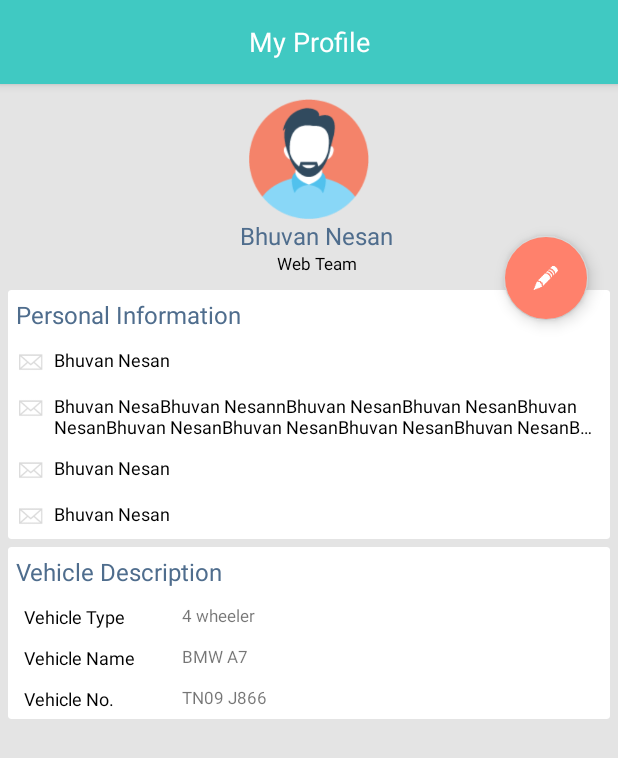
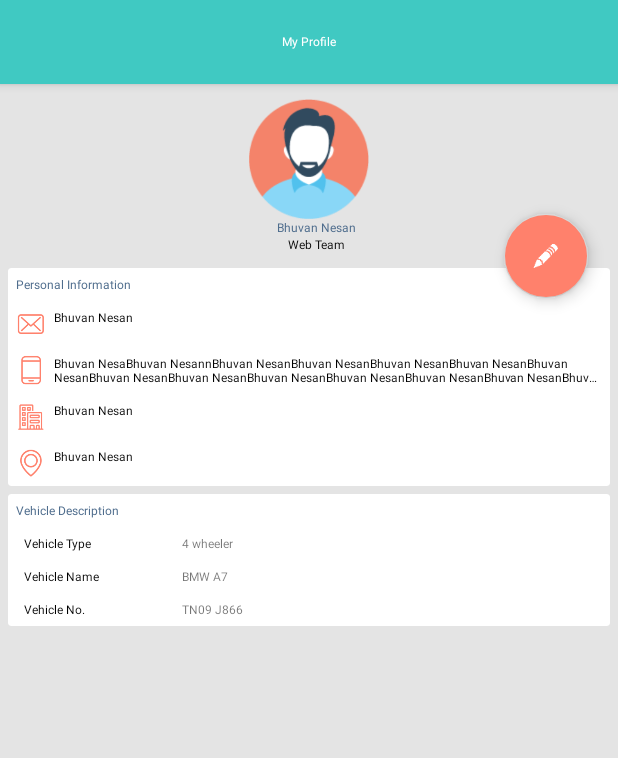
Before and after one commit to Saiprashanth-1993/CarPooling, an Android app: the layout fragment_my_profile.xml on its own in the app's theme, with its tools: preview values and no code run, on a phone screen of 412 x 824 dp. Shown: the top 758 px of the screen. Run offline under Robolectric (Android 15) with nearby library versions, the phone set to English and light mode, and no system bars.

Commit message:
PCARPOOLING-58 #time 2h #commit Completed designing the layout of My Profile Page by adding necessary colors and designs in the layout as specified in the layout.  #resolve

```diff
--- a/app/src/main/res/layout/fragment_my_profile.xml
+++ b/app/src/main/res/layout/fragment_my_profile.xml
@@ -34,7 +34,7 @@
                     android:layout_gravity="center"
                     android:text="My Profile"
                     android:textColor="@android:color/white"
-                    android:textSize="18sp" />
+                    android:textSize="@dimen/text_head" />
             </android.support.v7.widget.Toolbar>
         </android.support.design.widget.AppBarLayout>
 
@@ -74,7 +74,7 @@
                         android:layout_marginLeft="5dp"
                         android:text="Bhuvan Nesan"
                         android:textColor="@color/colorHighLightBlue"
-                        android:textSize="16sp" />
+                        android:textSize="@dimen/text_extra_large" />
 
                     <android.support.v7.widget.AppCompatTextView
                         android:id="@+id/tv_profile_team_name"
@@ -84,7 +84,7 @@
                         android:layout_marginLeft="5dp"
                         android:text="Web Team"
                         android:textColor="@android:color/background_dark"
-                        android:textSize="11sp" />
+                        android:textSize="@dimen/text_small" />
                 </LinearLayout>
 
                 <android.support.design.widget.FloatingActionButton
@@ -119,7 +119,7 @@
                             android:padding="5dp"
                             android:text="Personal Information"
                             android:textColor="@color/colorHighLightBlue"
-                            android:textSize="16sp" />
+                            android:textSize="@dimen/text_extra_large" />
 
                         <RelativeLayout
                             android:layout_width="match_parent"
@@ -130,7 +130,7 @@
                                 android:id="@+id/iv_mail_icon"
                                 android:layout_width="20dp"
                                 android:layout_height="20dp"
-                                android:src="@drawable/ic_mail" />
+                                android:src="@drawable/ic_profile_mail" />
 
                             <android.support.v7.widget.AppCompatTextView
                                 android:id="@+id/tv_mail"
@@ -141,7 +141,7 @@
                                 android:maxLines="2"
                                 android:text="Bhuvan Nesan"
                                 android:textColor="@android:color/background_dark"
-                                android:textSize="12sp" />
+                                android:textSize="@dimen/text_medium" />
                         </RelativeLayout>
 
                         <RelativeLayout
@@ -153,7 +153,7 @@
                                 android:id="@+id/iv_ph_icon"
                                 android:layout_width="20dp"
                                 android:layout_height="20dp"
-                                android:src="@drawable/ic_mail" />
+                                android:src="@drawable/ic_profile_mobile" />
 
                             <android.support.v7.widget.AppCompatTextView
                                 android:id="@+id/tv_phone"
@@ -165,7 +165,7 @@
                                 android:maxLines="2"
                                 android:text="Bhuvan NesaBhuvan NesannBhuvan NesanBhuvan NesanBhuvan NesanBhuvan NesanBhuvan NesanBhuvan NesanBhuvan NesanBhuvan NesanBhuvan NesanBhuvan NesanBhuvan NesanBhuvan NesanBhuvan NesanBhuvan NesanBhuvan NesanBhuvan NesanBhuvan NesanBhuvan NesanBhuvan NesanBhuvan NesanBhuvan NesanBhuvan NesanBhuvan NesanBhuvan NesanBhuvan NesanBhuvan NesanBhuvan NesanBhuvan NesanBhuvan NesanBhuvan NesanBhuvan NesanBhuvan NesanBhuvan NesanBhuvan NesanBhuvan NesanBhuvan NesanBhuvan NesanBhuvan NesanBhuvan NesanBhuvan NesanBhuvan NesanBhuvan Nesan"
                                 android:textColor="@android:color/background_dark"
-                                android:textSize="12sp" />
+                                android:textSize="@dimen/text_medium" />
                         </RelativeLayout>
 
                         <RelativeLayout
@@ -177,7 +177,7 @@
                                 android:id="@+id/iv_addr_icon"
                                 android:layout_width="20dp"
                                 android:layout_height="20dp"
-                                android:src="@drawable/ic_mail" />
+                                android:src="@drawable/ic_profile_office" />
 
                             <android.support.v7.widget.AppCompatTextView
                                 android:id="@+id/tv_addr"
@@ -188,7 +188,7 @@
                                 android:maxLines="2"
                                 android:text="Bhuvan Nesan"
                                 android:textColor="@android:color/background_dark"
-                                android:textSize="12sp" />
+                                android:textSize="@dimen/text_medium" />
                         </RelativeLayout>
 
                         <RelativeLayout
@@ -200,7 +200,7 @@
                                 android:id="@+id/iv_loc_icon"
                                 android:layout_width="20dp"
                                 android:layout_height="20dp"
-                                android:src="@drawable/ic_mail" />
+                                android:src="@drawable/ic_profile_map" />
 
                             <android.support.v7.widget.AppCompatTextView
                                 android:id="@+id/tv_location"
@@ -211,7 +211,7 @@
                                 android:maxLines="2"
                                 android:text="Bhuvan Nesan"
                                 android:textColor="@android:color/background_dark"
-                                android:textSize="12sp" />
+                                android:textSize="@dimen/text_medium" />
                         </RelativeLayout>
                     </LinearLayout>
                 </android.support.v7.widget.CardView>
@@ -237,7 +237,7 @@
                             android:padding="5dp"
                             android:text="Vehicle Description"
                             android:textColor="@color/colorHighLightBlue"
-                            android:textSize="16sp" />
+                            android:textSize="@dimen/text_extra_large" />
 
                         <RelativeLayout
                             android:layout_width="match_parent"
@@ -253,7 +253,7 @@
                                 android:maxLines="1"
                                 android:text="Vehicle Type"
                                 android:textColor="@android:color/background_dark"
-                                android:textSize="12sp" />
+                                android:textSize="@dimen/text_medium" />
 
                             <android.support.v7.widget.AppCompatTextView
                                 android:id="@+id/tv_vehicle_type_val"
@@ -263,7 +263,7 @@
                                 android:layout_toRightOf="@+id/tv_vehicle_type_txt"
                                 android:maxLines="1"
                                 android:text="4 wheeler"
-                                android:textSize="11sp" />
+                                android:textSize="@dimen/text_small" />
                         </RelativeLayout>
 
                         <RelativeLayout
@@ -282,7 +282,7 @@
                                 android:maxLines="1"
                                 android:text="Vehicle Name"
                                 android:textColor="@android:color/background_dark"
-                                android:textSize="12sp" />
+                                android:textSize="@dimen/text_medium" />
 
                             <android.support.v7.widget.AppCompatTextView
                                 android:id="@+id/tv_vehicle_name_val"
@@ -293,7 +293,7 @@
                                 android:ellipsize="end"
                                 android:maxLines="1"
                                 android:text="BMW A7"
-                                android:textSize="11sp" />
+                                android:textSize="@dimen/text_small" />
                         </RelativeLayout>
 
                         <RelativeLayout
@@ -310,7 +310,7 @@
                                 android:maxLines="1"
                                 android:text="Vehicle No."
                                 android:textColor="@android:color/background_dark"
-                                android:textSize="12sp" />
+                                android:textSize="@dimen/text_medium" />
 
                             <android.support.v7.widget.AppCompatTextView
                                 android:id="@+id/tv_vehicle_num_val"
@@ -320,7 +320,7 @@
                                 android:layout_toRightOf="@+id/tv_vehicle_num_txt"
                                 android:maxLines="1"
                                 android:text="TN09 J866"
-                                android:textSize="11sp" />
+                                android:textSize="@dimen/text_small" />
                         </RelativeLayout>
 
                     </LinearLayout>
```
Also changed, not shown: app/src/main/res/drawable/ic_profile_mail.png (added), app/src/main/res/drawable/ic_profile_map.png (added), app/src/main/res/drawable/ic_profile_mobile.png (added), app/src/main/res/drawable/ic_profile_office.png (added).
